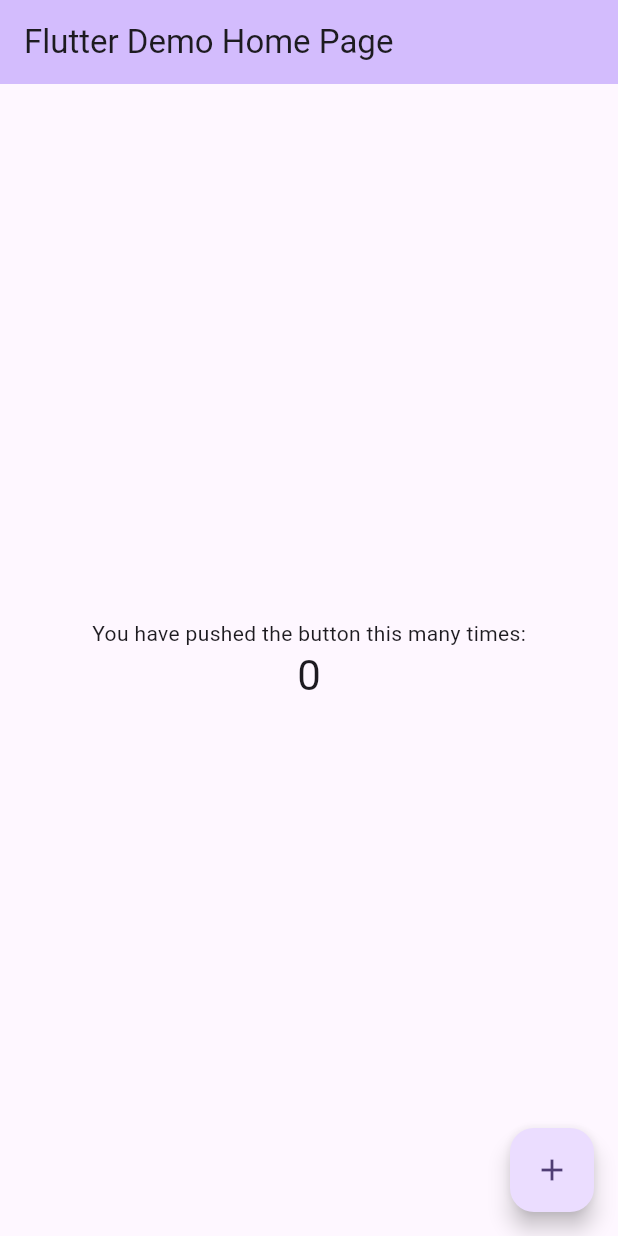
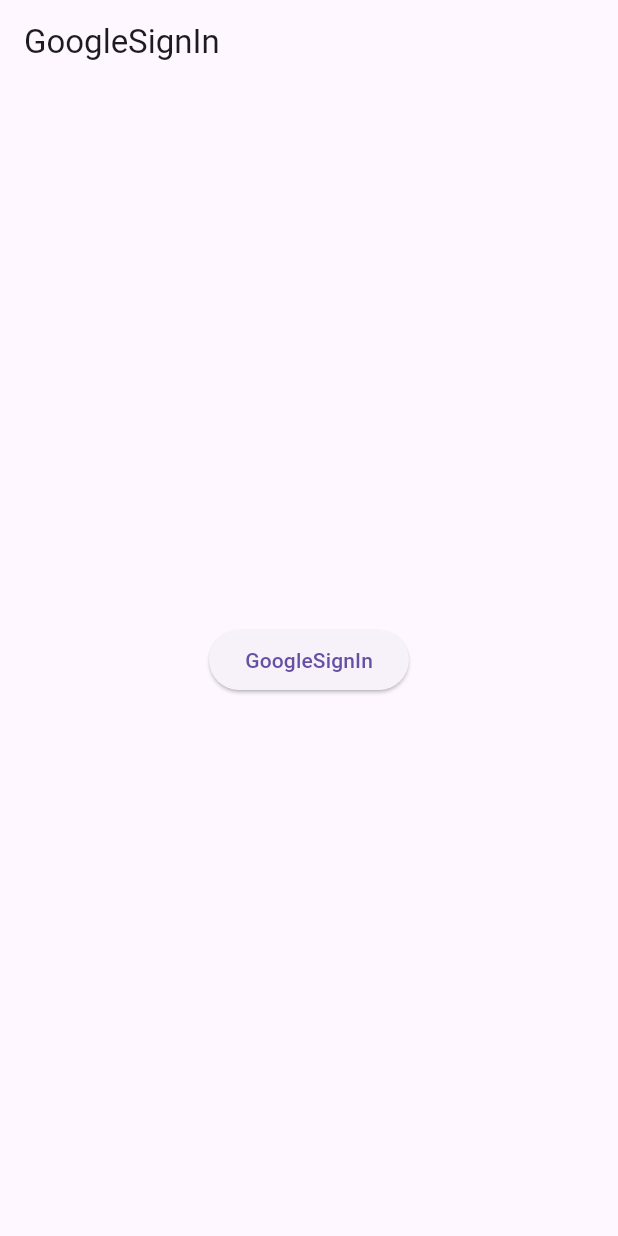
Before and after one commit to 1noseA/kokonote, a Flutter app: the screen it shows after launch, on a phone screen of 412 x 824 dp. Run offline on Flutter 3.47's test engine with Material 3 defaults, Android fonts, the light colour scheme and no system bars; our stand-ins replace firebase_auth, firebase_core, google_sign_in; accounts and stored records are empty; generated files the repository leaves out were written again.

Commit message:
GoogleSignIn実装

```diff
--- a/lib/main.dart
+++ b/lib/main.dart
@@ -1,75 +1,68 @@
+import 'package:firebase_auth/firebase_auth.dart';
 import 'package:firebase_core/firebase_core.dart';
 import 'package:flutter/material.dart';
+import 'package:google_sign_in/google_sign_in.dart';
 
 import 'firebase_options.dart';
 
-void main() async {
+Future<void> main() async {
   WidgetsFlutterBinding.ensureInitialized();
   await Firebase.initializeApp(
-    options: DefaultFirebaseOptions.currentPlatform,
+    // Firebase初期化
+    options: DefaultFirebaseOptions.android,
   );
   runApp(const MyApp());
 }
 
 class MyApp extends StatelessWidget {
   const MyApp({super.key});
-
   @override
   Widget build(BuildContext context) {
     return MaterialApp(
-      title: 'Flutter Demo',
-      theme: ThemeData(
-        colorScheme: ColorScheme.fromSeed(seedColor: Colors.deepPurple),
-        useMaterial3: true,
-      ),
-      home: const MyHomePage(title: 'Flutter Demo Home Page'),
+      theme: ThemeData(),
+      home: const SignInPage(),
     );
   }
 }
 
-class MyHomePage extends StatefulWidget {
-  const MyHomePage({super.key, required this.title});
-
-  final String title;
+class SignInPage extends StatefulWidget {
+  const SignInPage({super.key});
 
   @override
-  State<MyHomePage> createState() => _MyHomePageState();
+  State<SignInPage> createState() => _SignInPageState();
 }
 
-class _MyHomePageState extends State<MyHomePage> {
-  int _counter = 0;
+class _SignInPageState extends State<SignInPage> {
+  Future<void> signInWithGoogle() async {
+    // GoogleSignInして得られた情報をFirebaseと関連づけ
+    final googleUser = await GoogleSignIn(scopes: ['profile', 'email']).signIn();
 
-  void _incrementCounter() {
-    setState(() {
-      _counter++;
-    });
+    final googleAuth = await googleUser?.authentication;
+
+    final credential = GoogleAuthProvider.credential(
+      accessToken: googleAuth?.accessToken,
+      idToken: googleAuth?.idToken,
+    );
+
+    await FirebaseAuth.instance.signInWithCredential(credential);
   }
 
   @override
   Widget build(BuildContext context) {
     return Scaffold(
       appBar: AppBar(
-        backgroundColor: Theme.of(context).colorScheme.inversePrimary,
-        title: Text(widget.title),
+        title: const Text('GoogleSignIn'),
       ),
       body: Center(
-        child: Column(
-          mainAxisAlignment: MainAxisAlignment.center,
-          children: <Widget>[
-            const Text(
-              'You have pushed the button this many times:',
-            ),
-            Text(
-              '$_counter',
-              style: Theme.of(context).textTheme.headlineMedium,
-            ),
-          ],
+        child: ElevatedButton(
+          child: const Text('GoogleSignIn'),
+          onPressed: () async {
+            await signInWithGoogle();
+            // ログインが成功するとFirebaseAuth.instance.currentUserにログインユーザー情報が入る
+            // ignore: avoid_print
+            print(FirebaseAuth.instance.currentUser?.displayName);
+          },
         ),
-      ),
-      floatingActionButton: FloatingActionButton(
-        onPressed: _incrementCounter,
-        tooltip: 'Increment',
-        child: const Icon(Icons.add),
       ),
     );
   }
--- a/pubspec.yaml
+++ b/pubspec.yaml
@@ -36,6 +36,8 @@
   cupertino_icons: ^1.0.8
   firebase_core: ^3.12.0
   cloud_firestore: ^5.6.4
+  firebase_auth: ^5.5.0
+  google_sign_in: ^6.2.2
 
 dev_dependencies:
   flutter_test:
```
Also changed, not shown: pubspec.lock, 5 other files.
